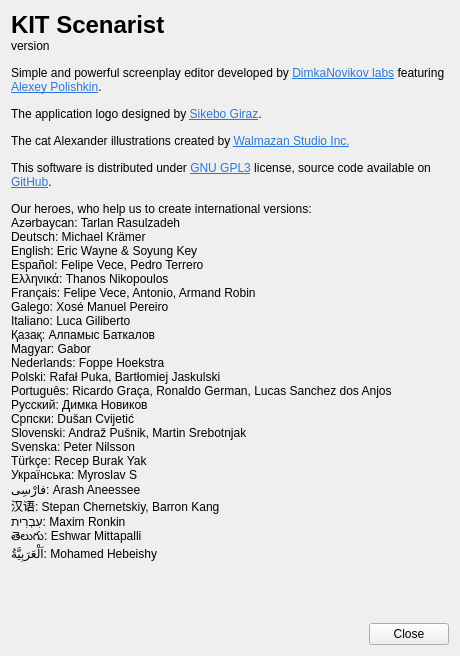
The window that src/bin/scenarist-desktop/UserInterfaceLayer/Application/AboutDialog.ui (dimkanovikov/KITScenarist) describes before a commit, drawn with Qt 5.
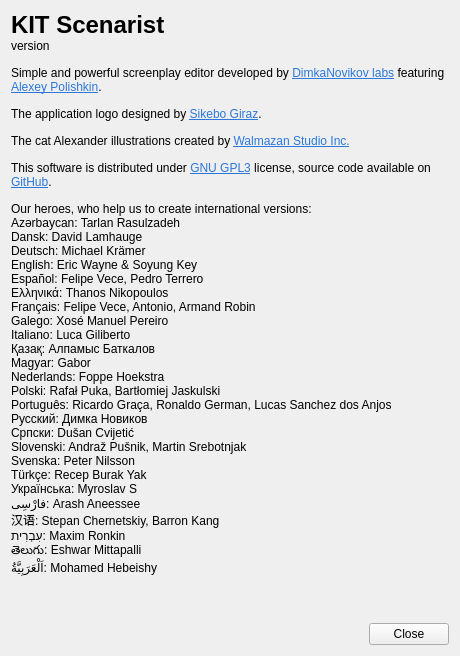
The same window after the commit.

What changed in the file:
```diff
--- a/src/bin/scenarist-desktop/UserInterfaceLayer/Application/AboutDialog.ui
+++ b/src/bin/scenarist-desktop/UserInterfaceLayer/Application/AboutDialog.ui
@@ -204,6 +204,7 @@
      </property>
      <property name="text">
       <string notr="true">Azərbaycan: Tarlan Rasulzadeh
+Dansk: David Lamhauge
 Deutsch: Michael Krämer
 English: Eric Wayne &amp; Soyung Key
 Español: Felipe Vece, Pedro Terrero
```
